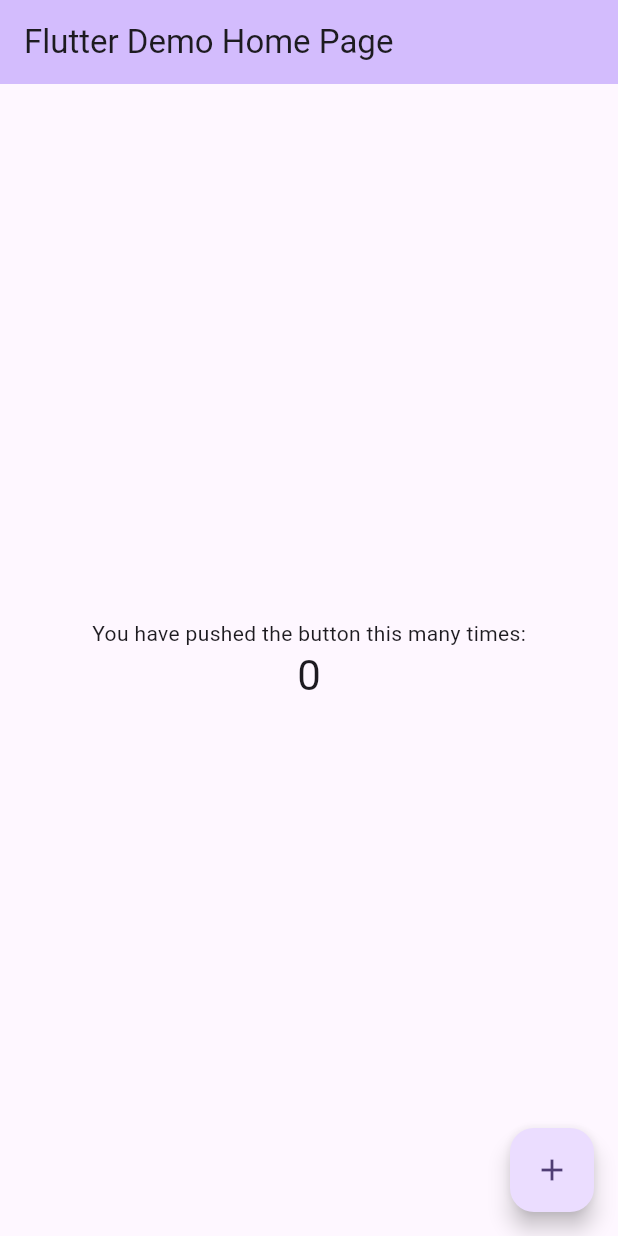
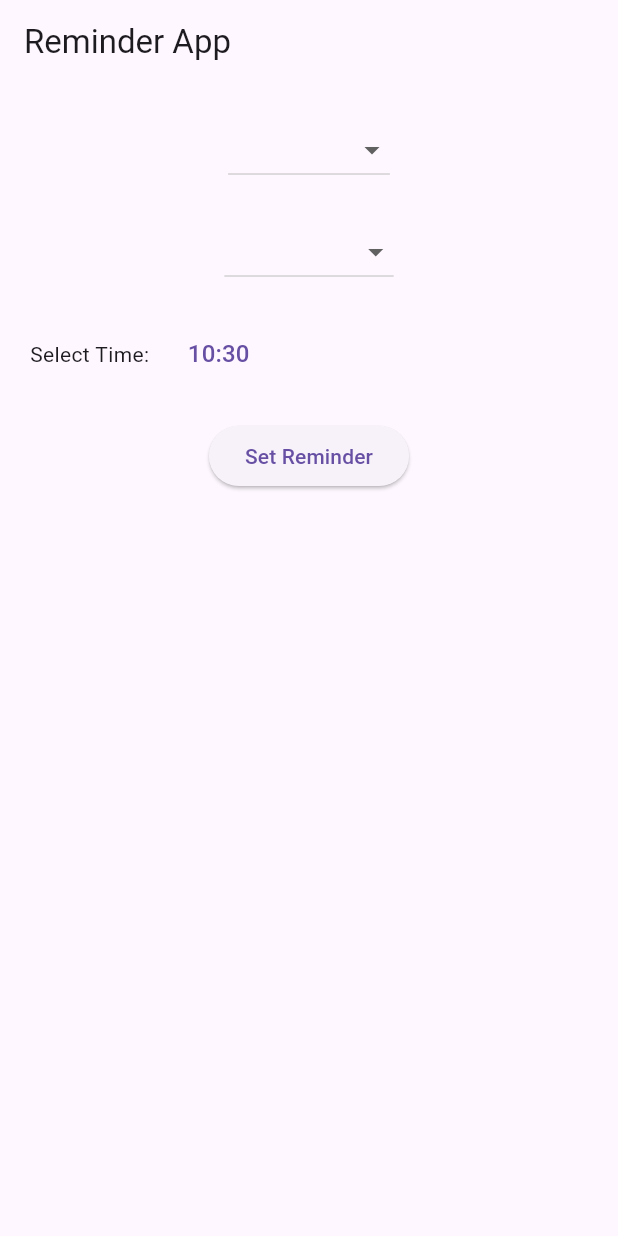
Before and after one commit to rahulshenoys/test_project, a Flutter app: the screen it shows after launch, on a phone screen of 412 x 824 dp. Run offline on Flutter 3.47's test engine with Material 3 defaults, Android fonts, the phone set to English and light mode, and no system bars.

Commit message:
basic structure is complete

```diff
--- a/lib/main.dart
+++ b/lib/main.dart
@@ -1,4 +1,5 @@
 import 'package:flutter/material.dart';
+import 'package:test_project/screens/reminder_screen.dart';
 
 void main() {
   runApp(const MyApp());
@@ -7,119 +8,15 @@ void main() {
 class MyApp extends StatelessWidget {
   const MyApp({super.key});
 
-  // This widget is the root of your application.
   @override
   Widget build(BuildContext context) {
     return MaterialApp(
-      title: 'Flutter Demo',
+      title: 'Reminder App',
       theme: ThemeData(
-        // This is the theme of your application.
-        //
-        // TRY THIS: Try running your application with "flutter run". You'll see
-        // the application has a purple toolbar. Then, without quitting the app,
-        // try changing the seedColor in the colorScheme below to Colors.green
-        // and then invoke "hot reload" (save your changes or press the "hot
-        // reload" button in a Flutter-supported IDE, or press "r" if you used
-        // the command line to start the app).
-        //
-        // Notice that the counter didn't reset back to zero; the application
-        // state is not lost during the reload. To reset the state, use hot
-        // restart instead.
-        //
-        // This works for code too, not just values: Most code changes can be
-        // tested with just a hot reload.
-        colorScheme: ColorScheme.fromSeed(seedColor: Colors.deepPurple),
-        useMaterial3: true,
+        primarySwatch: Colors.blue,
+        visualDensity: VisualDensity.adaptivePlatformDensity,
       ),
-      home: const MyHomePage(title: 'Flutter Demo Home Page'),
+      home: const ReminderScreen(),
     );
   }
 }
-
-class MyHomePage extends StatefulWidget {
-  const MyHomePage({super.key, required this.title});
-
-  // This widget is the home page of your application. It is stateful, meaning
-  // that it has a State object (defined below) that contains fields that affect
-  // how it looks.
-
-  // This class is the configuration for the state. It holds the values (in this
-  // case the title) provided by the parent (in this case the App widget) and
-  // used by the build method of the State. Fields in a Widget subclass are
-  // always marked "final".
-
-  final String title;
-
-  @override
-  State<MyHomePage> createState() => _MyHomePageState();
-}
-
-class _MyHomePageState extends State<MyHomePage> {
-  int _counter = 0;
-
-  void _incrementCounter() {
-    setState(() {
-      // This call to setState tells the Flutter framework that something has
-      // changed in this State, which causes it to rerun the build method below
-      // so that the display can reflect the updated values. If we changed
-      // _counter without calling setState(), then the build method would not be
-      // called again, and so nothing would appear to happen.
-      _counter++;
-    });
-  }
-
-  @override
-  Widget build(BuildContext context) {
-    // This method is rerun every time setState is called, for instance as done
-    // by the _incrementCounter method above.
-    //
-    // The Flutter framework has been optimized to make rerunning build methods
-    // fast, so that you can just rebuild anything that needs updating rather
-    // than having to individually change instances of widgets.
-    return Scaffold(
-      appBar: AppBar(
-        // TRY THIS: Try changing the color here to a specific color (to
-        // Colors.amber, perhaps?) and trigger a hot reload to see the AppBar
-        // change color while the other colors stay the same.
-        backgroundColor: Theme.of(context).colorScheme.inversePrimary,
-        // Here we take the value from the MyHomePage object that was created by
-        // the App.build method, and use it to set our appbar title.
-        title: Text(widget.title),
-      ),
-      body: Center(
-        // Center is a layout widget. It takes a single child and positions it
-        // in the middle of the parent.
-        child: Column(
-          // Column is also a layout widget. It takes a list of children and
-          // arranges them vertically. By default, it sizes itself to fit its
-          // children horizontally, and tries to be as tall as its parent.
-          //
-          // Column has various properties to control how it sizes itself and
-          // how it positions its children. Here we use mainAxisAlignment to
-          // center the children vertically; the main axis here is the vertical
-          // axis because Columns are vertical (the cross axis would be
-          // horizontal).
-          //
-          // TRY THIS: Invoke "debug painting" (choose the "Toggle Debug Paint"
-          // action in the IDE, or press "p" in the console), to see the
-          // wireframe for each widget.
-          mainAxisAlignment: MainAxisAlignment.center,
-          children: <Widget>[
-            const Text(
-              'You have pushed the button this many times:',
-            ),
-            Text(
-              '$_counter',
-              style: Theme.of(context).textTheme.headlineMedium,
-            ),
-          ],
-        ),
-      ),
-      floatingActionButton: FloatingActionButton(
-        onPressed: _incrementCounter,
-        tooltip: 'Increment',
-        child: const Icon(Icons.add),
-      ), // This trailing comma makes auto-formatting nicer for build methods.
-    );
-  }
-}
--- /dev/null
+++ b/lib/models/reminder.dart
@@ -0,0 +1,7 @@
+class Reminder {
+  String dayOfWeek;
+  String activity;
+  DateTime time;
+  Reminder(
+      {required this.dayOfWeek, required this.activity, required this.time});
+}
--- /dev/null
+++ b/lib/screens/reminder_screen.dart
@@ -0,0 +1,115 @@
+import 'package:flutter/material.dart';
+import '../widgets/reminder_dropdown.dart';
+
+class ReminderScreen extends StatefulWidget {
+  const ReminderScreen({super.key});
+
+  @override
+  // ignore: library_private_types_in_public_api
+  _ReminderScreenState createState() => _ReminderScreenState();
+}
+
+class _ReminderScreenState extends State<ReminderScreen> {
+  String? _selectedDay;
+  String? _selectedActivity;
+  DateTime _selectedTime = DateTime.now();
+
+  final List<String> daysOfWeek = [
+    'Monday',
+    'Tuesday',
+    'Wednesday',
+    'Thursday',
+    'Friday',
+    'Saturday',
+    'Sunday',
+  ];
+
+  final List<String> activities = [
+    'Wake up',
+    'Go to gym',
+    'Breakfast',
+    'Meetings',
+    'Lunch',
+    'Quick nap',
+    'Go to library',
+    'Dinner',
+    'Go to sleep',
+  ];
+
+  @override
+  Widget build(BuildContext context) {
+    return Scaffold(
+      appBar: AppBar(
+        title: const Text('Reminder App'),
+      ),
+      body: Padding(
+        padding: const EdgeInsets.all(20.0),
+        child: Column(
+          children: [
+            ReminderDropdown(
+              options: daysOfWeek,
+              selectedOption: _selectedDay,
+              onChanged: (value) {
+                setState(() {
+                  _selectedDay = value;
+                });
+              },
+            ),
+            const SizedBox(height: 20.0),
+            ReminderDropdown(
+              options: activities,
+              selectedOption: _selectedActivity,
+              onChanged: (value) {
+                setState(() {
+                  _selectedActivity = value;
+                });
+              },
+            ),
+            const SizedBox(height: 20.0),
+            Row(
+              children: [
+                const Text('Select Time: '),
+                const SizedBox(width: 10.0),
+                TextButton(
+                  onPressed: () {
+                    _selectTime(context);
+                  },
+                  child: Text(
+                    '${_selectedTime.hour}:${_selectedTime.minute}',
+                    style: const TextStyle(fontSize: 16.0),
+                  ),
+                ),
+              ],
+            ),
+            const SizedBox(height: 20.0),
+            ElevatedButton(
+              onPressed: () {
+                // Add reminder functionality here
+                // You can use _selectedDay, _selectedActivity, and _selectedTime to create a reminder
+              },
+              child: const Text('Set Reminder'),
+            ),
+          ],
+        ),
+      ),
+    );
+  }
+
+  Future<void> _selectTime(BuildContext context) async {
+    final TimeOfDay? pickedTime = await showTimePicker(
+      context: context,
+      initialTime: TimeOfDay.fromDateTime(_selectedTime),
+    );
+    if (pickedTime != null) {
+      setState(() {
+        _selectedTime = DateTime(
+          _selectedTime.year,
+          _selectedTime.month,
+          _selectedTime.day,
+          pickedTime.hour,
+          pickedTime.minute,
+        );
+      });
+    }
+  }
+}
--- /dev/null
+++ b/lib/widgets/reminder_dropdown.dart
@@ -0,0 +1,27 @@
+import 'package:flutter/material.dart';
+
+class ReminderDropdown extends StatelessWidget {
+  final List<String> options;
+  final String? selectedOption;
+  final ValueChanged<String?> onChanged;
+  const ReminderDropdown({
+    super.key,
+    required this.options,
+    required this.selectedOption,
+    required this.onChanged,
+  });
+
+  @override
+  Widget build(BuildContext context) {
+    return DropdownButton<String>(
+      value: selectedOption,
+      onChanged: onChanged,
+      items: options.map<DropdownMenuItem<String>>((String value) {
+        return DropdownMenuItem<String>(
+          value: value,
+          child: Text(value),
+        );
+      }).toList(),
+    );
+  }
+}
```
